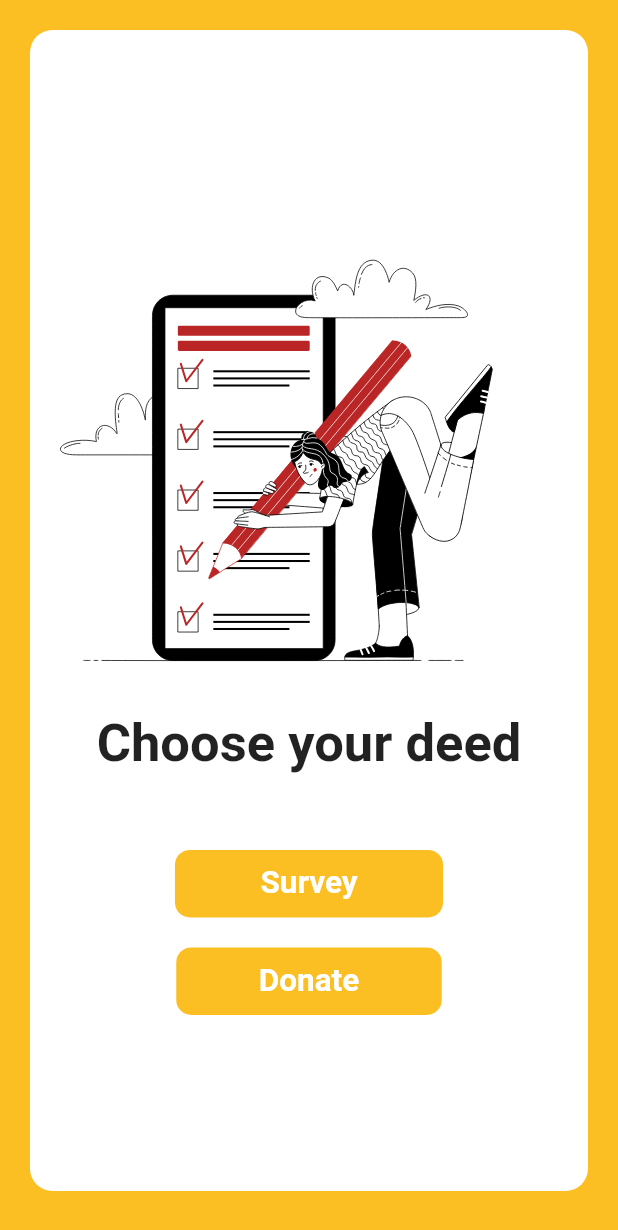
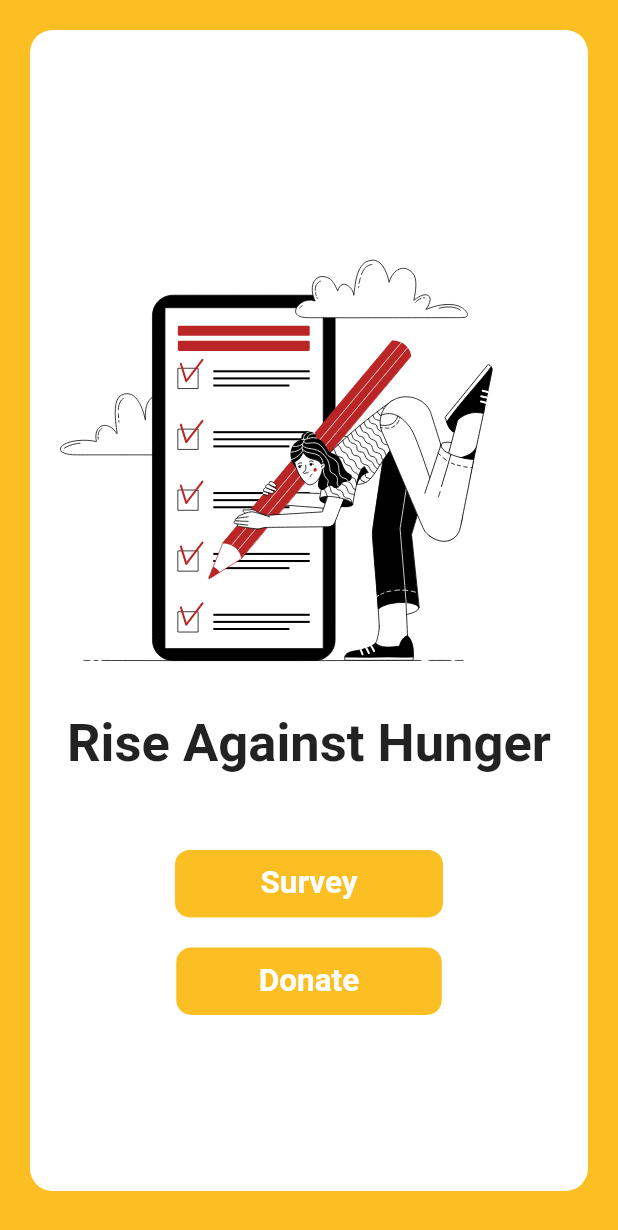
Before and after one commit to VarunSAthreya/rise-against-hunger, a Flutter app: the Home screen opened by its route, on a phone screen of 412 x 824 dp. Shown: the top 1230 px of the screen. Run offline on Flutter 3.47's test engine with Material 2 defaults, Android fonts, the light colour scheme and no system bars; our stand-ins replace animated_text_kit, cloud_firestore, firebase_auth, firebase_core, flutter_hooks, font_awesome_flutter and 4 more; accounts and stored records are empty.

Commit message:
Changed home page text

```diff
--- a/app/lib/screens/home.dart
+++ b/app/lib/screens/home.dart
@@ -34,7 +34,7 @@
               children: [
                 Lottie.asset('assets/lottie/survey.json'),
                 const Text(
-                  'Choose your deed',
+                  'Rise Against Hunger',
                   textScaleFactor: 2.5,
                   style: TextStyle(
                     fontWeight: FontWeight.bold,
```
